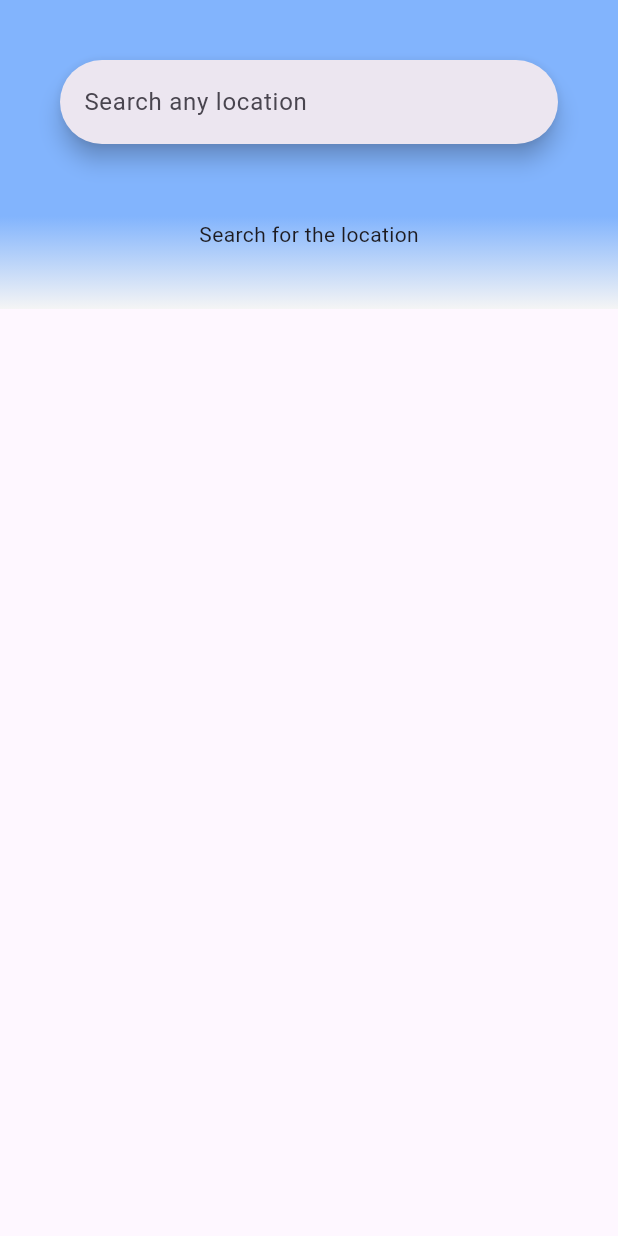
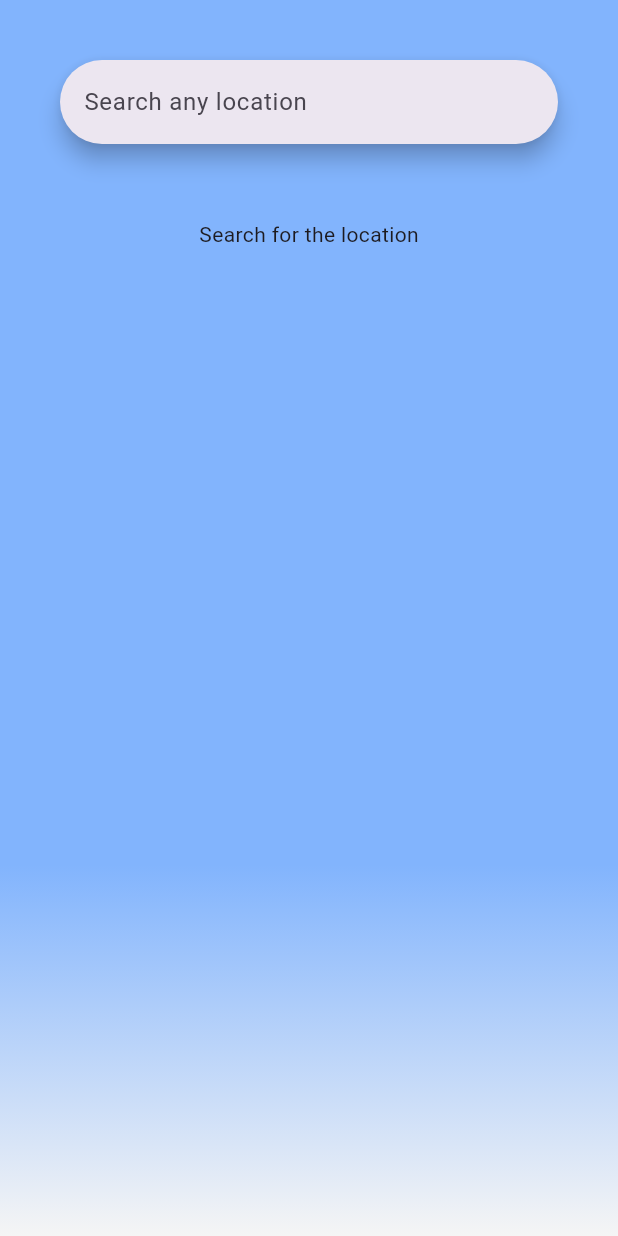
Before and after one commit to SadiaImran/realtime-weather, a Flutter app: the ScreenSearch screen opened by its route, on a phone screen of 412 x 824 dp. Run offline on Flutter 3.47's test engine with Material 3 defaults, Android fonts, the phone set to English and light mode, and no system bars; project files that could hold a hidden picture were left out.

```diff
--- a/lib/screens/screen_search.dart
+++ b/lib/screens/screen_search.dart
@@ -29,6 +29,8 @@ class _ScreenSearchState extends State<ScreenSearch> {
   Widget build(BuildContext context) {
     return Scaffold(
       body: Container(
+        width: double.infinity,
+        height : double.infinity,
         decoration: const BoxDecoration(
             gradient: LinearGradient(
                 colors: [AppColors.primaryBlue, AppColors.secondaryBlue],
```
Also changed, not shown: pubspec.yaml (+5 -5 lines).
